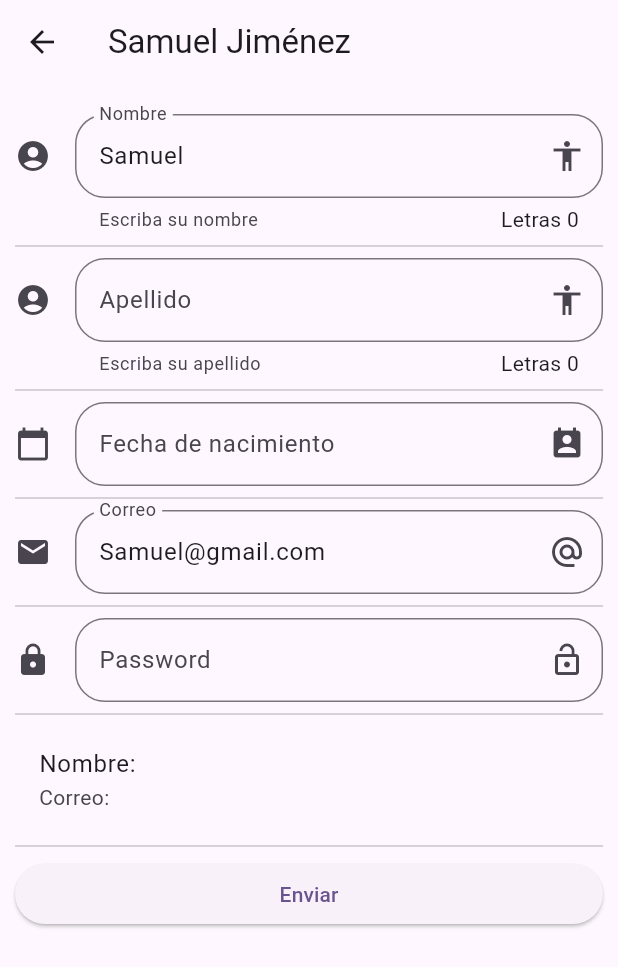
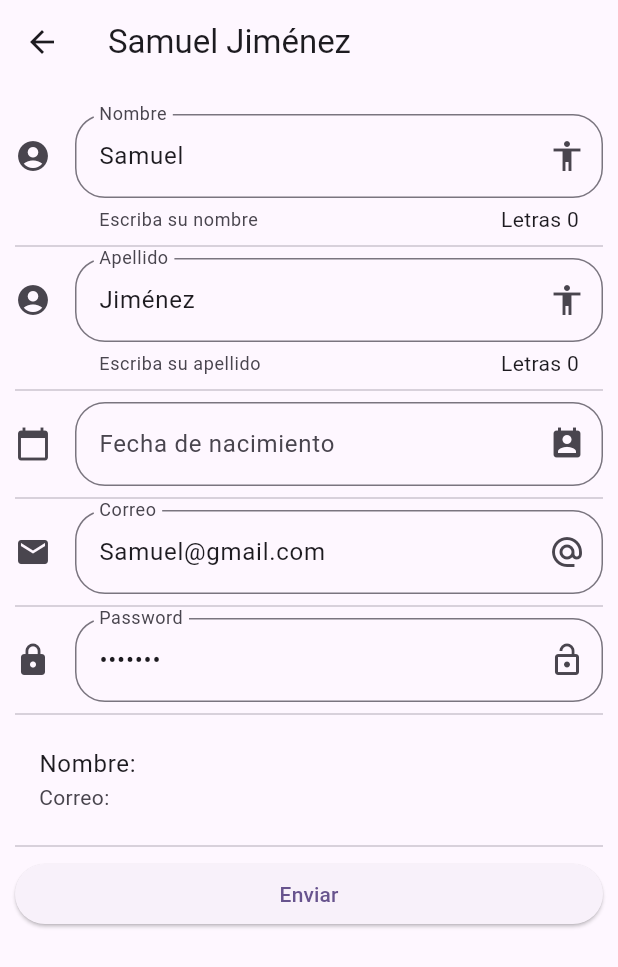
Before and after one commit to Samusk8/usersFlutter_PMM, a Flutter app: the screen it shows after launch, after a tap on "personal", on a phone screen of 412 x 824 dp. Shown: the top 967 px of the screen. Run offline on Flutter 3.47's test engine with Material 3 defaults, Android fonts, the light colour scheme and no system bars.

Commit message:
apellido+passwd
agregar apellido y contraseña

```diff
--- a/proyect_pmm/lib/objects/person.dart
+++ b/proyect_pmm/lib/objects/person.dart
@@ -1,12 +1,16 @@
 class Person {
   String nombre;
-  int edad;
+  String apellido;
+  int? edad;
   String email;
+  String contrasena;
 
   Person({
     required this.nombre,
-    required this.edad,
+    required this.apellido,
+    this.edad,
     required this.email,
+    required this.contrasena
   });
 
   @override
--- a/proyect_pmm/lib/screens/home_page.dart
+++ b/proyect_pmm/lib/screens/home_page.dart
@@ -36,7 +36,7 @@ class _HomePageState extends State<HomePage> {
                 ElevatedButton(
                   child: Text('personal'),
                   onPressed: () async {
-                    final Person persona = Person(nombre: 'Samuel', edad: 19, email: 'Samuel@gmail.com');
+                    final Person persona = Person(nombre: 'Samuel', apellido: 'Jiménez', edad: 19, email: 'Samuel@gmail.com', contrasena: '1234abc');
                     final respuesta = await Navigator.pushNamed(context,'personal', arguments: persona);
                     if (respuesta != null && respuesta is Person){
                       setState(() {
--- a/proyect_pmm/lib/screens/personal_page.dart
+++ b/proyect_pmm/lib/screens/personal_page.dart
@@ -22,15 +22,20 @@ class _PersonalPageState extends State<PersonalPage> {
   late Person _persona;
 
   TextEditingController _nombreCtrl = TextEditingController();
+  TextEditingController _apellidoCtrl = TextEditingController();
   TextEditingController _edadCtrl = TextEditingController();
   TextEditingController _emailCtrl = TextEditingController();
+  TextEditingController _contrasenaCtrl = TextEditingController();
+
 
 @override
 void initState() {
   super.initState();
   _nombreCtrl = TextEditingController();
+  _apellidoCtrl = TextEditingController();
   _edadCtrl = TextEditingController();
   _emailCtrl = TextEditingController();
+  _contrasenaCtrl = TextEditingController();
 }
 
   @override
@@ -42,8 +47,10 @@ void initState() {
     if (args != null && args is Person){
       _persona = args;
       _nombreCtrl.text = _persona.nombre;
+      _apellidoCtrl.text = _persona.apellido;
       //_edadCtrl.text = _persona.edad;  //no puedo meterle edad
       _emailCtrl.text = _persona.email;
+      _contrasenaCtrl.text = _persona.contrasena;
 
       print("Persona111111 ${_persona.toString()}");
 
@@ -113,6 +120,7 @@ void initState() {
   _crearApellido() {
     return TextField(
       //autofocus: true,
+      controller: _apellidoCtrl,
       textCapitalization: TextCapitalization.sentences,
       decoration: InputDecoration(
         counter: Text('Letras ${_apellido.length}'),
@@ -183,6 +191,7 @@ void initState() {
 
   _crearPassword() {
     return TextField(
+      controller: _contrasenaCtrl,
       //autofocus: true,
       obscureText: true,
       decoration: InputDecoration(
```
